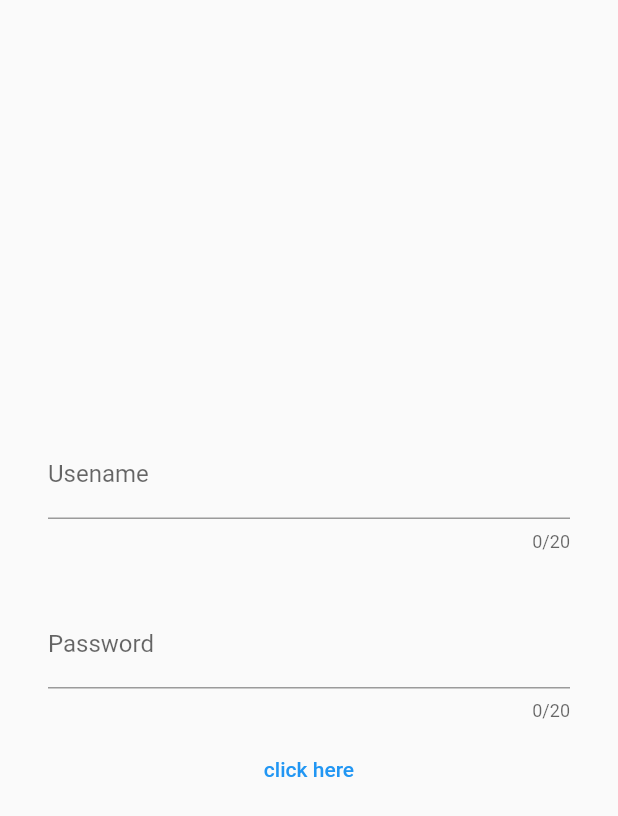
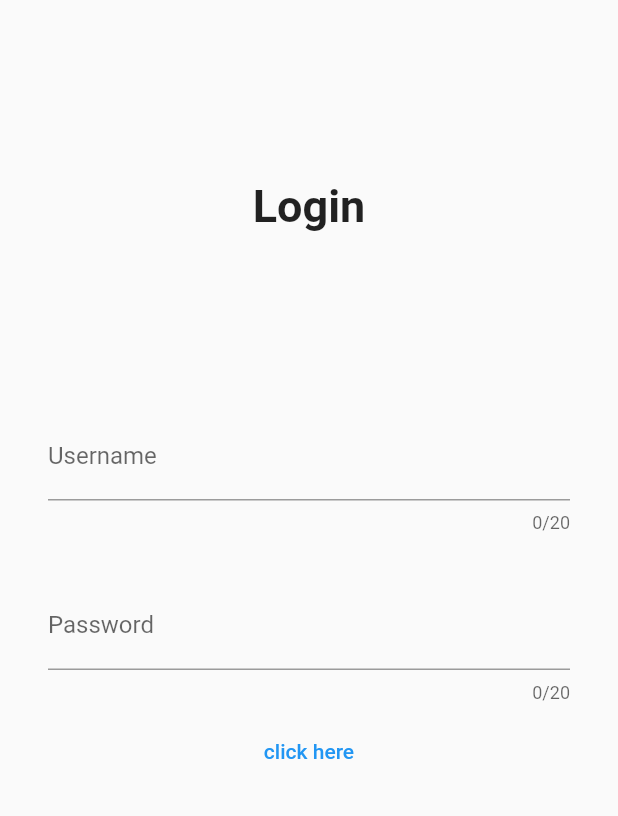
Before and after one commit to hansobvius/Flutter-Test-Sample, a Flutter app: the screen it shows after launch, on a phone screen of 412 x 824 dp. Shown: the top 816 px of the screen. Run offline on Flutter 3.47's test engine with Material 2 defaults, Android fonts, the phone set to English and light mode, and no system bars; our stand-ins replace go_router.

Commit message:
login screen improvment

```diff
--- a/lib/application/module/login/ui/login.dart
+++ b/lib/application/module/login/ui/login.dart
@@ -15,12 +15,12 @@ class _LoginState extends State<Login> {
 
   final TextEditingController _textUsernameController = TextEditingController();
   final TextEditingController _textPasswordController = TextEditingController();
+
   final LoginController _controller = LoginController();
+
   final EdgeInsets _textFormFieldPadding = const EdgeInsets.only(left: 32.0, right: 32.0);
-
-  final String _usernameInitialValue = 'Usename';
+  final String _usernameInitialValue = 'Username';
   final String _passwordInitialValue = 'Password';
-
   final int _maxLines = 1;
   final int _maxLength = 20;
 
@@ -28,9 +28,27 @@ class _LoginState extends State<Login> {
   Widget build(BuildContext context) {
     return Scaffold(
       body: SafeArea(
+        child: Container(
+          width: MediaQuery.of(context).size.width,
+          height: MediaQuery.of(context).size.height,
+          child: Column(
+            children: [
+              const Expanded(
+                flex: 2,
                   child: Center(
+                    child: Text(
+                      'Login',
+                      style: TextStyle(
+                        fontSize: 30,
+                        fontWeight: FontWeight.bold
+                      ),
+                    ),
+                  )
+              ),
+              Expanded(
+                flex: 4,
                 child: Column(
-            mainAxisAlignment: MainAxisAlignment.center,
+                  mainAxisAlignment: MainAxisAlignment.start,
                   crossAxisAlignment: CrossAxisAlignment.center,
                   children: [
                     Container(
@@ -88,6 +106,9 @@ class _LoginState extends State<Login> {
                   ],
                 ),
               ),
+            ],
+          ),
+        ),
       ),
     );
   }
```
Lines whose indentation alone changed are shown as unchanged.
